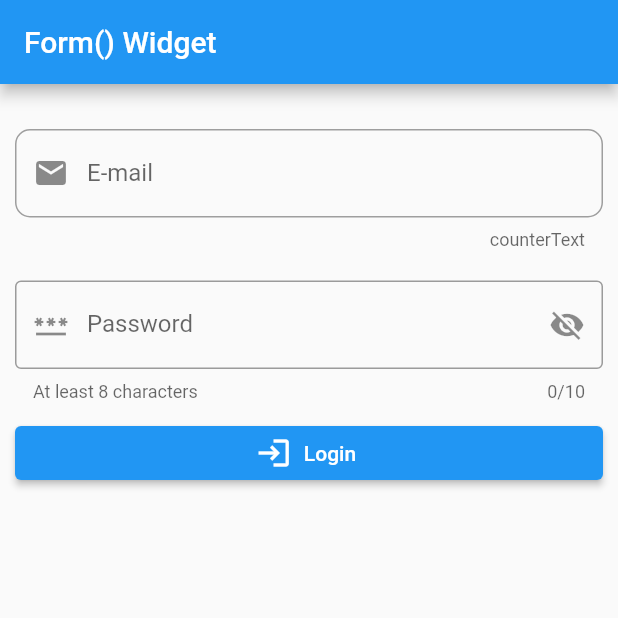
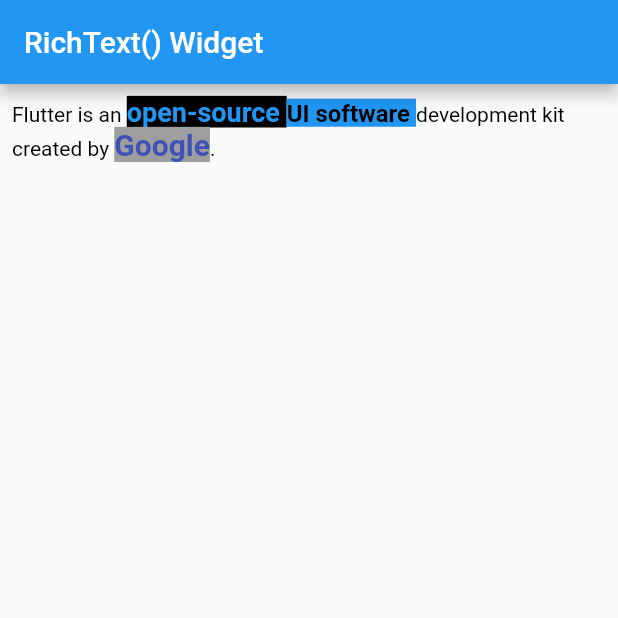
Before and after one commit to partho-debnath/flutter, a Flutter app: the screen it shows after launch, on a phone screen of 412 x 824 dp, the top half of it. Run offline on Flutter 3.47's test engine with Material 2 defaults, Android fonts, the phone set to English and light mode, and no system bars.

Commit message:
add RichText(), TextSpan()

```diff
--- a/lib/screens/home_screen.dart
+++ b/lib/screens/home_screen.dart
@@ -1,6 +1,6 @@
 import 'package:flutter/material.dart';
 
-import '../widgets/form_and_textformfield_widget.dart';
+import '../widgets/richtext_widget.dart';
 
 class HomeScreen extends StatelessWidget {
   const HomeScreen({Key? key}) : super(key: key);
@@ -9,9 +9,9 @@ class HomeScreen extends StatelessWidget {
   Widget build(BuildContext context) {
     return Scaffold(
       appBar: AppBar(
-        title: const Text('Form() Widget'),
+        title: const Text('RichText() Widget'),
       ),
-      body: const MyForm(),
+      body: const MyRichText(),
     );
   }
 }
--- /dev/null
+++ b/lib/widgets/richtext_widget.dart
@@ -0,0 +1,56 @@
+import 'package:flutter/material.dart';
+
+class MyRichText extends StatelessWidget {
+  const MyRichText({super.key});
+
+  @override
+  Widget build(BuildContext context) {
+    return Padding(
+      padding: const EdgeInsets.all(8.0),
+      child: Column(
+        children: <Widget>[
+          RichText(
+            text: const TextSpan(
+              text: 'Flutter is an ',
+              style: TextStyle(
+                color: Colors.black,
+              ),
+              children: <TextSpan>[
+                TextSpan(
+                  text: 'open-source ',
+                  style: TextStyle(
+                    color: Colors.blue,
+                    fontSize: 18,
+                    fontWeight: FontWeight.bold,
+                    backgroundColor: Colors.black,
+                  ),
+                ),
+                TextSpan(
+                  text: 'UI software ',
+                  style: TextStyle(
+                    color: Colors.black,
+                    fontSize: 16,
+                    fontWeight: FontWeight.bold,
+                    backgroundColor: Colors.blue,
+                  ),
+                ),
+                TextSpan(text: 'development kit '),
+                TextSpan(text: 'created by '),
+                TextSpan(
+                  text: 'Google',
+                  style: TextStyle(
+                    color: Colors.indigo,
+                    fontSize: 20,
+                    fontWeight: FontWeight.bold,
+                    backgroundColor: Colors.grey,
+                  ),
+                ),
+                TextSpan(text: '. '),
+              ],
+            ),
+          ),
+        ],
+      ),
+    );
+  }
+}
```
Also changed, not shown: 1 other file.
